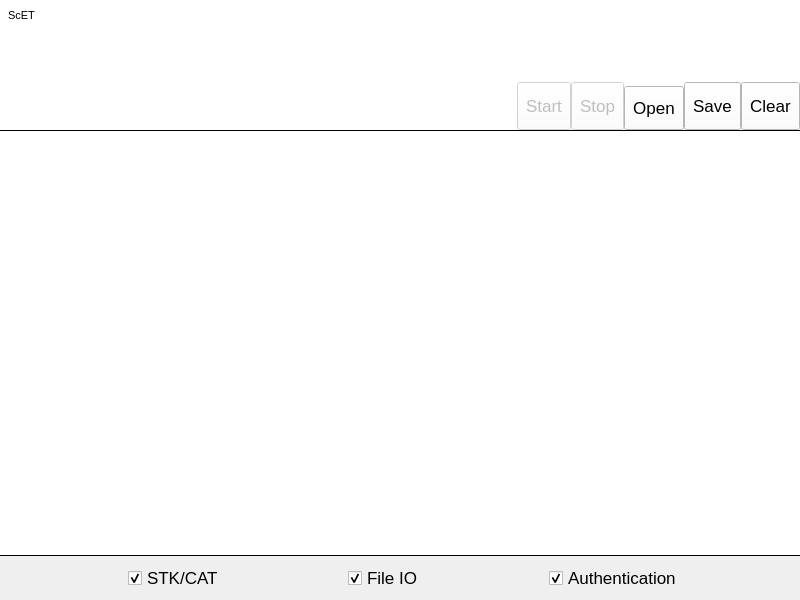
Qt form ScET/Windows/MainWindow.ui (mourke/SIM-Card-Emulator-Tool) before a commit.
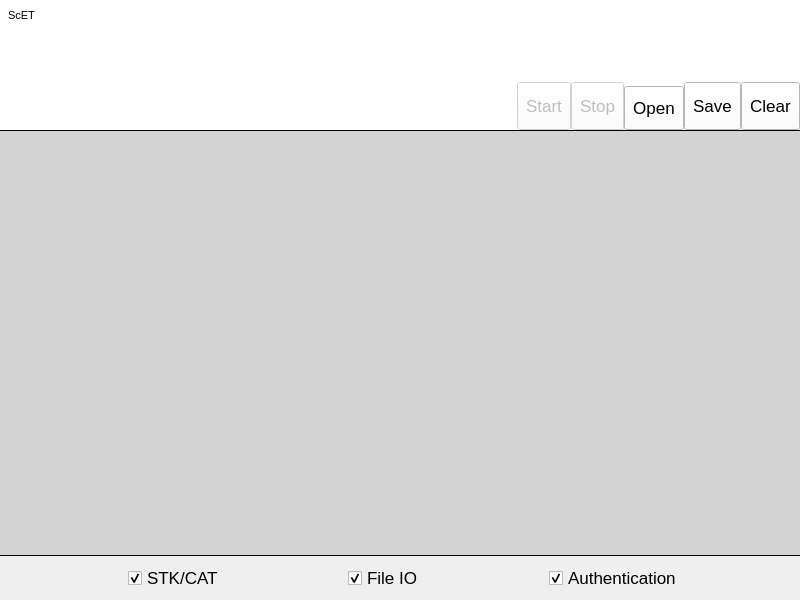
The same form after that commit. The open tabs and pages were chosen to show the change. Icons and pictures are not drawn. Custom widgets are drawn as their Qt base class.

```diff
--- a/ScET/Windows/MainWindow.ui
+++ b/ScET/Windows/MainWindow.ui
@@ -744,9 +744,40 @@
         </property>
         <item>
          <widget class="QListWidget" name="listWidget">
+          <property name="styleSheet">
+           <string notr="true">QListWidget::item {
+	margin-right: 5px;
+	margin-left: 5px;
+	background: rgb(255, 255, 255) 
+}
+QListView {
+    background: rgb(211, 211, 211) 
+}</string>
+          </property>
           <property name="frameShape">
            <enum>QFrame::NoFrame</enum>
           </property>
+          <property name="sizeAdjustPolicy">
+           <enum>QAbstractScrollArea::AdjustToContents</enum>
+          </property>
+          <property name="verticalScrollMode">
+           <enum>QAbstractItemView::ScrollPerPixel</enum>
+          </property>
+          <property name="horizontalScrollMode">
+           <enum>QAbstractItemView::ScrollPerPixel</enum>
+          </property>
+          <property name="resizeMode">
+           <enum>QListView::Adjust</enum>
+          </property>
+          <property name="layoutMode">
+           <enum>QListView::Batched</enum>
+          </property>
+          <property name="spacing">
+           <number>5</number>
+          </property>
+          <property name="batchSize">
+           <number>20</number>
+          </property>
          </widget>
         </item>
        </layout>
```
Left out of the diff: 2 changed lines with no effect on the pictures.
